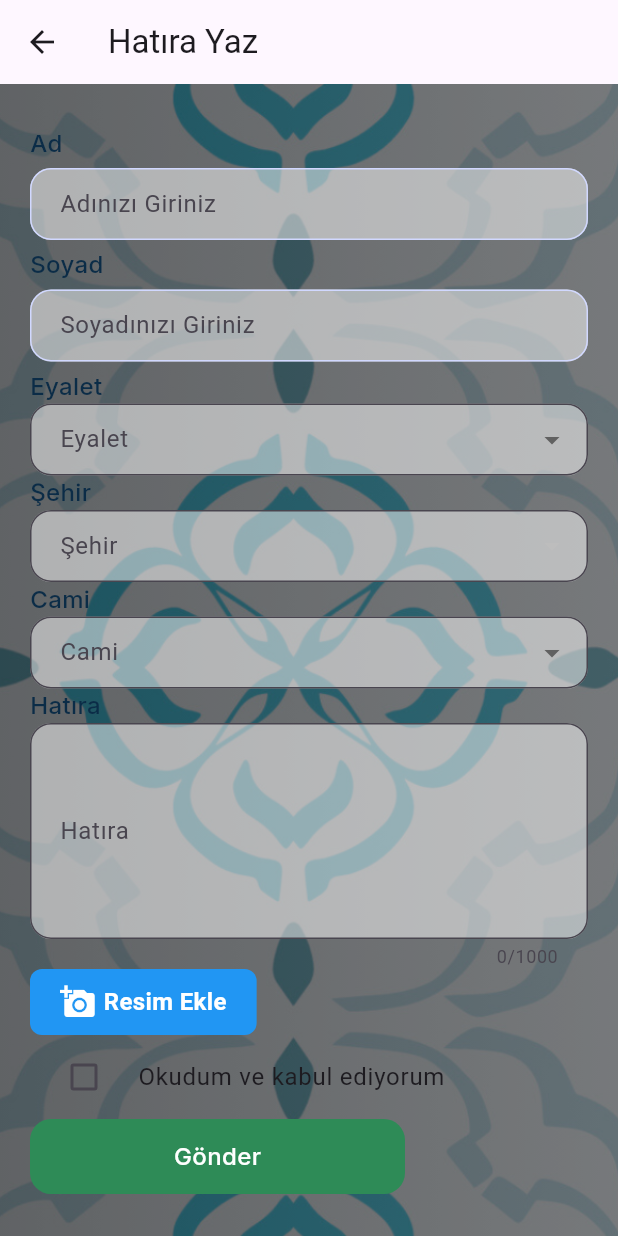
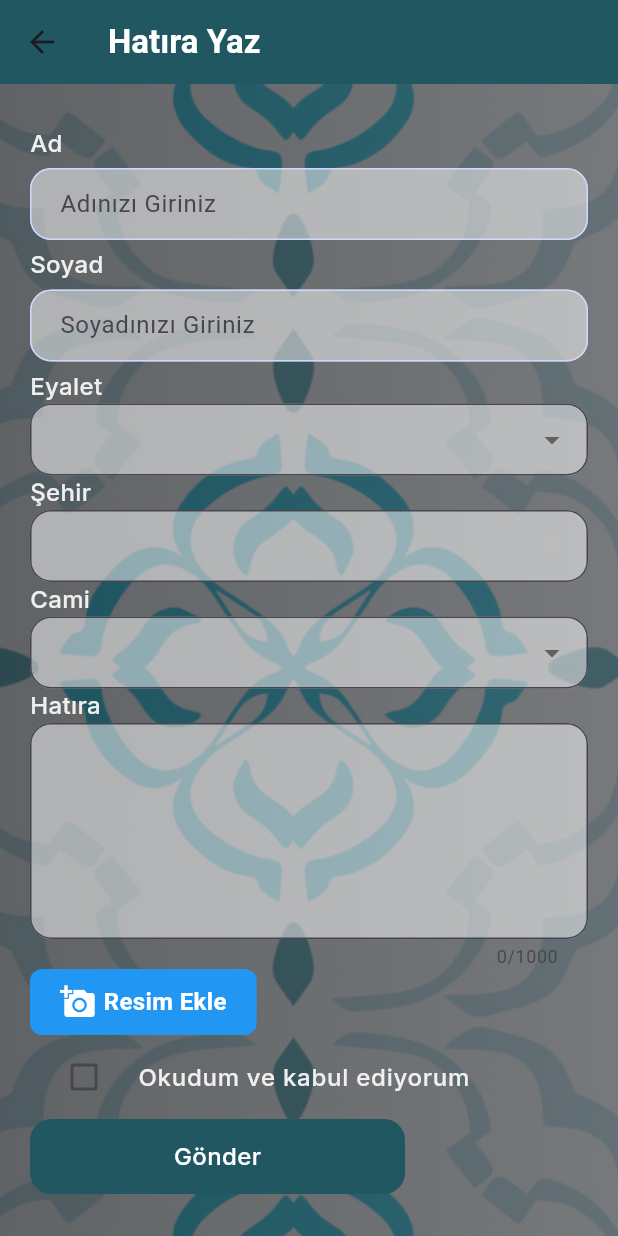
Before and after one commit to ozcann159/memory_app, a Flutter app: the screen it shows after launch, after a tap on the "add" icon, on a phone screen of 412 x 824 dp. Run offline on Flutter 3.47's test engine with Material 3 defaults, Android fonts, the light colour scheme and no system bars; our stand-ins replace bloc, cloud_firestore, equatable, firebase_auth, firebase_core, firebase_storage and 3 more; accounts and stored records are empty; network calls fail.

Commit message:
memory_entry page edit

```diff
--- a/lib/main.dart
+++ b/lib/main.dart
@@ -27,11 +27,14 @@ class MyApp extends StatelessWidget {
         ),
       ],
       child: MaterialApp(
+        theme: ThemeData(
+            primaryColor: Color(0xFF205761),
+            appBarTheme: AppBarTheme(color: Color(0x205761))),
         debugShowCheckedModeBanner: false,
         title: 'Hatıra Defteri',
         initialRoute: '/',
         routes: {
-          '/': (context) => MemoryListPage(),  // homepage gelecek !!
+          '/': (context) => MemoryListPage(), // homepage gelecek !!
 
           '/memories': (context) => MemoryListPage(),
           '/memory-form': (context) => MemoryEntryPage(),
--- a/lib/pages/memories_list_screen.dart.dart
+++ b/lib/pages/memories_list_screen.dart.dart
@@ -7,6 +7,8 @@
 
 class MemoryListPage extends StatelessWidget {
   final MemoryRepository memoryRepository = MemoryRepository();
+
+  MemoryListPage({super.key});
 
   @override
   Widget build(BuildContext context) {
--- a/lib/pages/memory_entry_page.dart
+++ b/lib/pages/memory_entry_page.dart
@@ -58,10 +58,14 @@ class _MemoryEntryPageState extends State<MemoryEntryPage> {
   Widget build(BuildContext context) {
     return Scaffold(
       appBar: AppBar(
-        title: const Text('Hatıra Yaz'),
+        backgroundColor: const Color(0xFF205761),
+        title: const Text(
+          'Hatıra Yaz',
+          style: AppTextTheme.kAppBarTitleStyle,
+        ),
       ),
       body: Container(
-        decoration: BoxDecoration(
+        decoration: const BoxDecoration(
           image: DecorationImage(
             image: AssetImage('assets/images/background_image.png'),
             fit: BoxFit.cover,
@@ -72,7 +76,7 @@ class _MemoryEntryPageState extends State<MemoryEntryPage> {
             listener: (context, state) {
               if (state is MemorySubmitting) {
                 ScaffoldMessenger.of(context).showSnackBar(
-                  SnackBar(
+                  const SnackBar(
                     content: Text('Gönderiliyor'),
                   ),
                 );
@@ -81,15 +85,15 @@ class _MemoryEntryPageState extends State<MemoryEntryPage> {
                   context: context,
                   builder: (BuildContext context) {
                     return AlertDialog(
-                      title: Text("Başarılı"),
-                      content: Text("Hatıra başarıyla gönderildi"),
+                      title: const Text("Başarılı"),
+                      content: const Text("Hatıra başarıyla gönderildi"),
                       actions: [
                         TextButton(
                           onPressed: () {
                             Navigator.pop(context);
                             _refreshPage();
                           },
-                          child: Text("Tamam"),
+                          child: const Text("Tamam"),
                         )
                       ],
                     );
@@ -121,7 +125,7 @@ class _MemoryEntryPageState extends State<MemoryEntryPage> {
                           borderRadius: BorderRadius.circular(14),
                         ),
                         inputHint: 'Adınızı Giriniz',
-                        fillColor: Colors.white.withOpacity(0.5), // Saydam beyaz
+                        fillColor: Colors.white.withOpacity(0.5), //Saydam
                         filled: true,
                       ),
                       Text("Soyad", style: AppTextTheme.kLabelStyle),
@@ -134,14 +138,15 @@ class _MemoryEntryPageState extends State<MemoryEntryPage> {
                           borderRadius: BorderRadius.circular(14),
                         ),
                         inputHint: 'Soyadınızı Giriniz',
-                        fillColor: Colors.white.withOpacity(0.5), // Saydam beyaz
+                        fillColor:
+                            Colors.white.withOpacity(0.5), // Saydam beyaz
                         filled: true,
                       ),
                       Text("Eyalet", style: AppTextTheme.kLabelStyle),
                       CustomDropdownField(
                         value: selectedState,
                         items: states,
-                        labelText: 'Eyalet',
+                        labelText: '',
                         onChanged: (value) {
                           setState(() {
                             selectedState = value;
@@ -154,7 +159,8 @@ class _MemoryEntryPageState extends State<MemoryEntryPage> {
                           }
                           return null;
                         },
-                        fillColor: Colors.white.withOpacity(0.5), // Saydam beyaz
+                        fillColor:
+                            Colors.white.withOpacity(0.5), // Saydam beyaz
                         filled: true,
                       ),
                       Text("Şehir", style: AppTextTheme.kLabelStyle),
@@ -164,7 +170,7 @@ class _MemoryEntryPageState extends State<MemoryEntryPage> {
                                 cities.containsKey(selectedState)
                             ? cities[selectedState]!
                             : [],
-                        labelText: 'Şehir',
+                        labelText: '',
                         onChanged: (value) {
                           setState(() {
                             selectedCity = value;
@@ -176,14 +182,14 @@ class _MemoryEntryPageState extends State<MemoryEntryPage> {
                           }
                           return null;
                         },
-                        fillColor: Colors.white.withOpacity(0.5), // Saydam beyaz
+                        fillColor: Colors.white.withOpacity(0.5),
                         filled: true,
                       ),
                       Text("Cami", style: AppTextTheme.kLabelStyle),
                       CustomDropdownField(
                         value: selectedMosque,
                         items: mosques,
-                        labelText: 'Cami',
+                        labelText: '',
                         onChanged: (value) {
                           setState(() {
                             selectedMosque = value;
@@ -195,7 +201,7 @@ class _MemoryEntryPageState extends State<MemoryEntryPage> {
                           }
                           return null;
                         },
-                        fillColor: Colors.white.withOpacity(0.5), // Saydam beyaz
+                        fillColor: Colors.white.withOpacity(0.5),
                         filled: true,
                       ),
                       Text("Hatıra", style: AppTextTheme.kLabelStyle),
@@ -210,8 +216,8 @@ class _MemoryEntryPageState extends State<MemoryEntryPage> {
                           ),
                           contentPadding: const EdgeInsets.symmetric(
                               vertical: 12, horizontal: 16),
-                          labelText: 'Hatıra',
-                          fillColor: Colors.white.withOpacity(0.5), // Saydam beyaz
+                          labelText: '',
+                          fillColor: Colors.white.withOpacity(0.5),
                           filled: true,
                         ),
                         validator: (value) {
@@ -265,7 +271,8 @@ class _MemoryEntryPageState extends State<MemoryEntryPage> {
                         ),
                       ),
                       CheckboxListTile(
-                        title: Text('Okudum ve kabul ediyorum'),
+                        title: Text('Okudum ve kabul ediyorum',
+                            style: AppTextTheme.kLabelStyle),
                         value: isChecked,
                         onChanged: (bool? value) {
                           setState(() {
--- a/lib/theme/text_theme.dart
+++ b/lib/theme/text_theme.dart
@@ -1,7 +1,6 @@
 import 'package:flutter/material.dart';
 import 'package:google_fonts/google_fonts.dart';
 import 'package:memory_app/theme/colors.dart';
-
 
 class AppTextTheme {
   static TextStyle kAppBarStyle = GoogleFonts.inter(
@@ -10,8 +9,14 @@ class AppTextTheme {
     fontSize: 26,
   );
 
+  static const TextStyle kAppBarTitleStyle = TextStyle(
+    color: Colors.white,
+    fontSize: 22,
+    fontWeight: FontWeight.bold,
+  );
+
   static TextStyle kLabelStyle = GoogleFonts.inter(
-    color: AppColors.kSecondaryColor,
+    color: Color.fromARGB(255, 239, 239, 239),
     fontWeight: FontWeight.w500,
     fontSize: 16,
   );
--- a/lib/widgets/custom_button.dart
+++ b/lib/widgets/custom_button.dart
@@ -24,7 +24,7 @@ class CustomButton extends StatelessWidget {
         width: 250,
         height: 50,
         decoration: BoxDecoration(
-          color: Color(0xff2e8b57),
+          color: Color(0xFF205761),
           borderRadius: BorderRadius.circular(14),
         ),
         child: Center(
```
